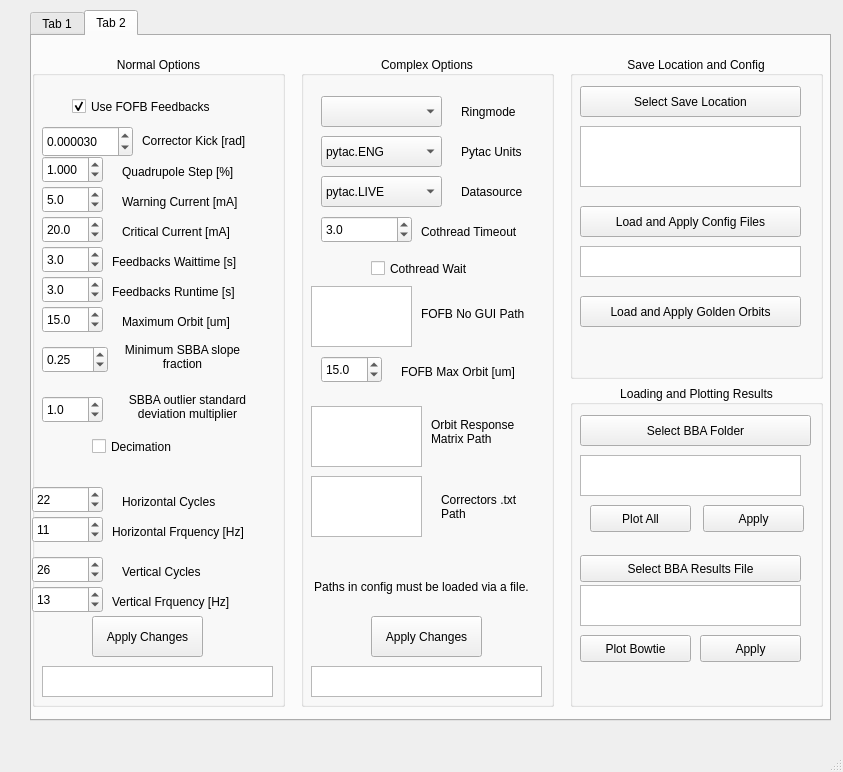
The window that src/dls_bba/fbba_gui.ui (DiamondLightSource/dls-bba) describes before a commit, drawn with Qt 5.
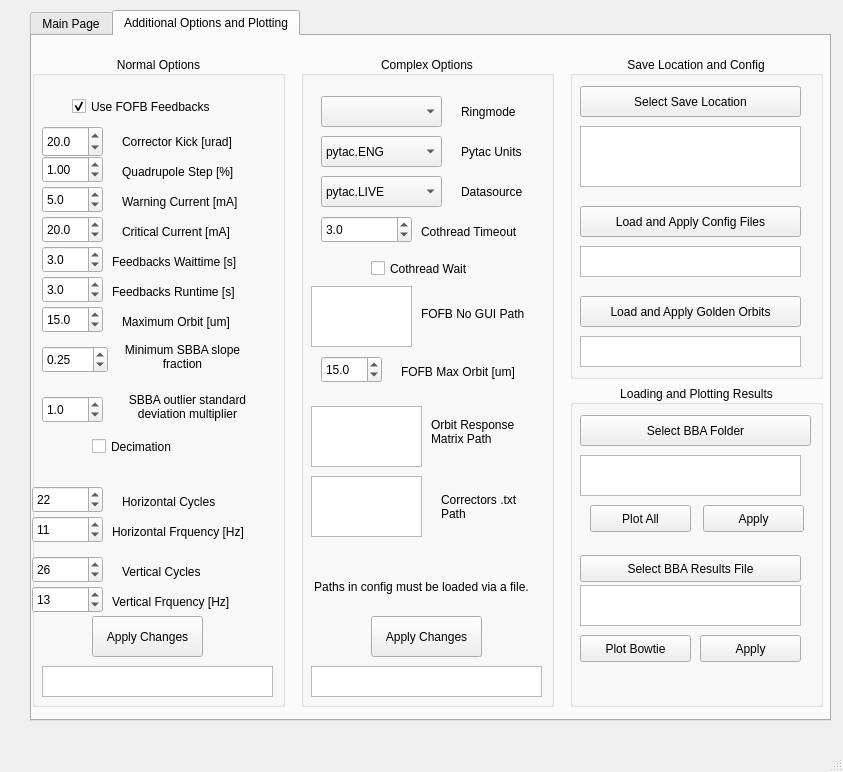
The same window after the commit.

```diff
--- a/src/dls_bba/fbba_gui.ui
+++ b/src/dls_bba/fbba_gui.ui
@@ -61,7 +61,7 @@
     </property>
     <widget class="QWidget" name="front_tab">
      <attribute name="title">
-      <string>Tab 1</string>
+      <string>Main Page</string>
      </attribute>
      <widget class="QWidget" name="layoutWidget">
       <property name="geometry">
@@ -514,7 +514,7 @@
     </widget>
     <widget class="QWidget" name="tab_4">
      <attribute name="title">
-      <string>Tab 2</string>
+      <string>Additional Options and Plotting</string>
      </attribute>
      <widget class="QWidget" name="layoutWidget">
       <property name="geometry">
@@ -555,34 +555,34 @@
            <rect>
             <x>10</x>
             <y>70</y>
-            <width>91</width>
+            <width>61</width>
             <height>31</height>
            </rect>
           </property>
           <property name="decimals">
-           <number>6</number>
+           <number>1</number>
           </property>
           <property name="maximum">
-           <double>0.000100000000000</double>
+           <double>100.000000000000000</double>
           </property>
           <property name="singleStep">
            <double>0.000001000000000</double>
           </property>
           <property name="value">
-           <double>0.000030000000000</double>
+           <double>20.000000000000000</double>
           </property>
          </widget>
          <widget class="QLabel" name="label_3">
           <property name="geometry">
            <rect>
-            <x>110</x>
-            <y>69</y>
-            <width>131</width>
+            <x>90</x>
+            <y>70</y>
+            <width>141</width>
             <height>31</height>
            </rect>
           </property>
           <property name="text">
-           <string>Corrector Kick [rad]</string>
+           <string>Corrector Kick [urad]</string>
           </property>
          </widget>
          <widget class="QDoubleSpinBox" name="config_quad_step">
@@ -595,7 +595,7 @@
            </rect>
           </property>
           <property name="decimals">
-           <number>3</number>
+           <number>2</number>
           </property>
           <property name="maximum">
            <double>5.000000000000000</double>
@@ -1471,6 +1471,22 @@
              <bool>true</bool>
             </property>
            </widget>
+           <widget class="QTextEdit" name="display_golden">
+            <property name="geometry">
+             <rect>
+              <x>10</x>
+              <y>280</y>
+              <width>221</width>
+              <height>31</height>
+             </rect>
+            </property>
+            <property name="horizontalScrollBarPolicy">
+             <enum>Qt::ScrollBarAlwaysOff</enum>
+            </property>
+            <property name="readOnly">
+             <bool>true</bool>
+            </property>
+           </widget>
           </widget>
          </item>
          <item>
```
Left out of the diff: 6 changed lines with no effect on the pictures.
